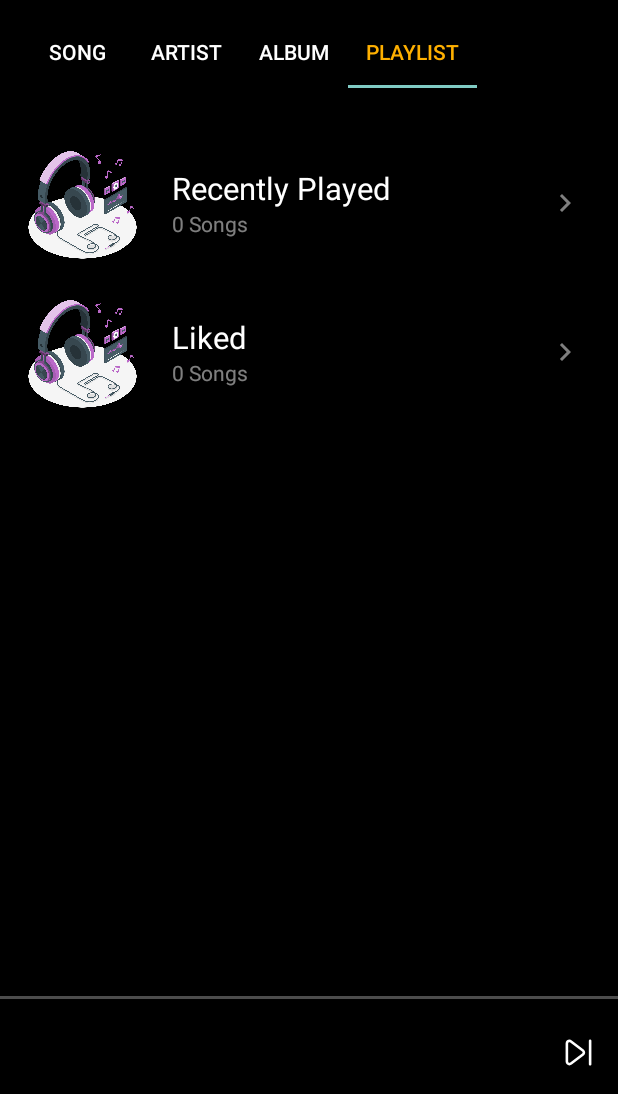
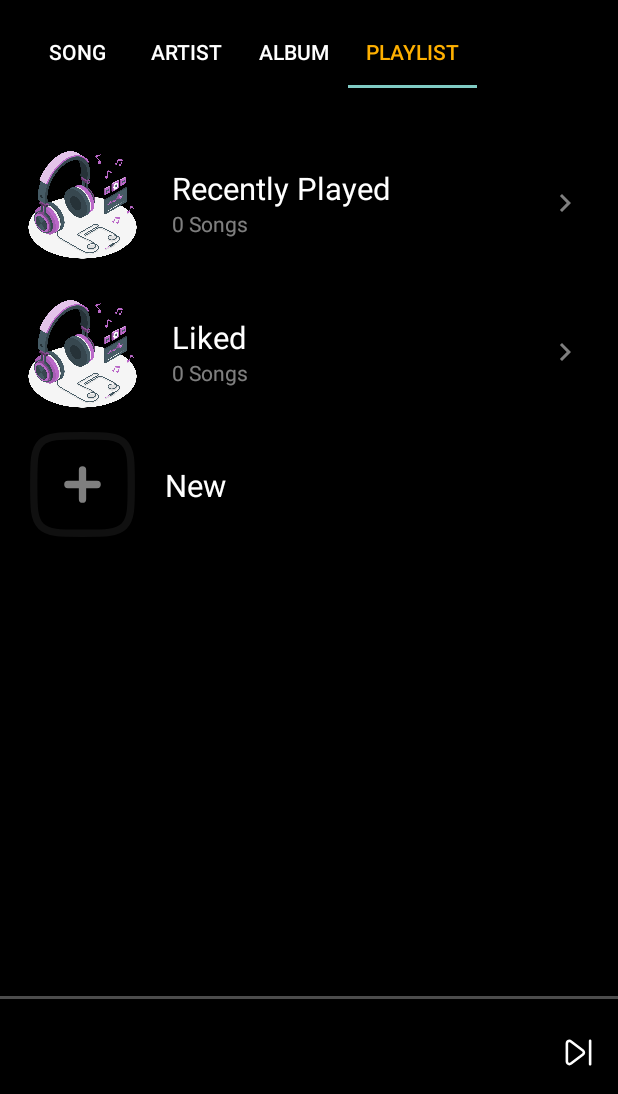
Before and after one commit to AhmedSamirElsaka/Music-Player, an Android app: the screen it shows after launch (MainActivity), tab 4 chosen, on a phone screen of 412 x 824 dp, the part 142-1236 px from its top. Run offline under Robolectric (Android 15) with nearby library versions, the phone set to English and light mode, and no system bars; our stand-ins replace Dagger/Hilt's generated code, Room's generated code, data binding, sdp/ssp sizes; 4 statements that could not run were skipped.

Commit message:
add logic for adding new playlist

```diff
--- a/app/src/main/java/com/example/musicplayer/ui/artistFragment/ArtistFragment.kt
+++ b/app/src/main/java/com/example/musicplayer/ui/artistFragment/ArtistFragment.kt
@@ -20,6 +20,7 @@ class ArtistFragment : BaseFragment<FragmentArtistBinding>(), OnArtistListener {
     override val layoutFragmentId: Int = R.layout.fragment_artist
     override val viewModel: ArtistViewModel by viewModels()
     private lateinit var artistAdapter: ArtistAdapter
+
     override fun onViewCreated(view: View, savedInstanceState: Bundle?) {
         super.onViewCreated(view, savedInstanceState)
 
--- a/app/src/main/java/com/example/musicplayer/ui/playlistFragment/PlaylistFragment.kt
+++ b/app/src/main/java/com/example/musicplayer/ui/playlistFragment/PlaylistFragment.kt
@@ -67,5 +67,8 @@ class PlaylistFragment : BaseFragment<FragmentPlaylistBinding>(), OnPlaylistsLis
         findNavController().navigate(action)
     }
 
-
+    override fun onAddNewPlaylistClick() {
+        val action = HomeFragmentDirections.actionHomeFragmentToNewPlaylistFragment()
+        findNavController().navigate(action)
+    }
 }
--- a/app/src/main/res/layout/add_playlist_rv_item.xml
+++ b/app/src/main/res/layout/add_playlist_rv_item.xml
@@ -2,10 +2,16 @@
 <layout xmlns:android="http://schemas.android.com/apk/res/android"
     xmlns:app="http://schemas.android.com/apk/res-auto">
 
+    <data>
+        <variable
+            name="listener"
+            type="com.example.musicplayer.ui.playlistFragment.OnPlaylistsListener" />
+    </data>
     <androidx.constraintlayout.widget.ConstraintLayout
         android:layout_width="match_parent"
         android:layout_height="wrap_content"
-        android:background="@color/black">
+        android:background="@color/black"
+        android:onClick="@{() -> listener.onAddNewPlaylistClick()}">
 
         <ImageView
             android:id="@+id/add_playlist_image"
--- a/app/src/main/res/navigation/home_nav.xml
+++ b/app/src/main/res/navigation/home_nav.xml
@@ -12,6 +12,9 @@
         <action
             android:id="@+id/action_homeFragment_to_artistsAndAlbumsSongFragment"
             app:destination="@id/artistsAndAlbumsSongFragment" />
+        <action
+            android:id="@+id/action_homeFragment_to_newPlaylistFragment"
+            app:destination="@id/newPlaylistFragment" />
     </fragment>
 
     <fragment
@@ -38,6 +41,11 @@
             android:defaultValue="&quot;&quot;"
             app:argType="string" />
     </fragment>
+    <fragment
+        android:id="@+id/newPlaylistFragment"
+        android:name="com.example.musicplayer.ui.newPlaylistFragment.NewPlaylistFragment"
+        android:label="NewPlaylistFragment"
+        tools:layout="@layout/fragment_new_playlist"/>
 
 
 </navigation>
```
Also changed, not shown: app/src/main/java/com/example/musicplayer/data/source/PlaylistRepository.kt (+10 -1 lines), app/src/main/java/com/example/musicplayer/ui/newPlaylistFragment/AddNewPlaylistViewModel.kt (added, +30 -0 lines), app/src/main/java/com/example/musicplayer/ui/newPlaylistFragment/NewPlaylistFragment.kt (added, +23 -0 lines), app/src/main/java/com/example/musicplayer/ui/playlistFragment/PlaylistAdapter.kt (+8 -1 lines), app/src/main/res/layout/fragment_new_playlist.xml (added, +90 -0 lines).
